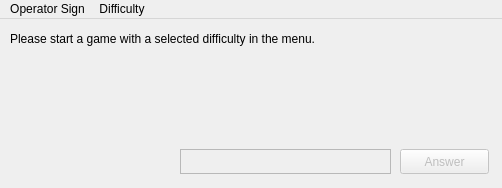
The window that Math_Game/mainwindow.ui (JayHacks2017-SC-BI-TD-BQ/Math-Game) describes before a commit, drawn with Qt 5.
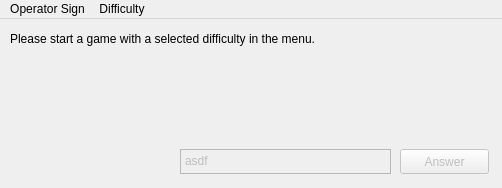
The same window after the commit.

```diff
--- a/Math_Game/mainwindow.ui
+++ b/Math_Game/mainwindow.ui
@@ -39,6 +39,9 @@
       <height>25</height>
      </rect>
     </property>
+    <property name="plainText">
+     <string>asdf</string>
+    </property>
    </widget>
    <widget class="QPushButton" name="btnAnswer">
     <property name="enabled">
```
